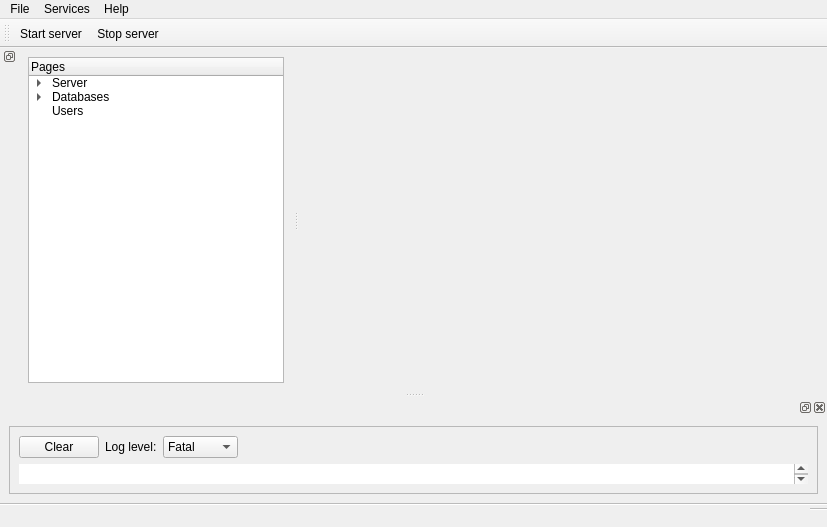
First picture: the form in Server/GUI/src/Ui/GUI.ui, repository siisgoo/siisty, before the edit.
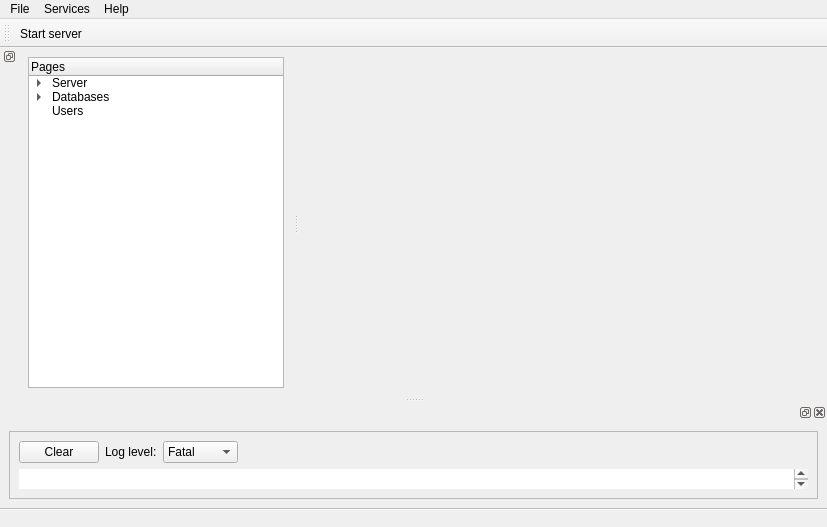
Second picture: the form after the edit.

```diff
--- a/Server/GUI/src/Ui/GUI.ui
+++ b/Server/GUI/src/Ui/GUI.ui
@@ -153,7 +153,7 @@
     <set>Qt::ImhNone</set>
    </property>
    <property name="sizeGripEnabled">
-    <bool>true</bool>
+    <bool>false</bool>
    </property>
   </widget>
   <widget class="QDockWidget" name="pages_dock">
@@ -355,8 +355,7 @@
    <attribute name="toolBarBreak">
     <bool>false</bool>
    </attribute>
-   <addaction name="actionStart_server"/>
-   <addaction name="actionStop_server"/>
+   <addaction name="actionToggle_server"/>
   </widget>
   <action name="actionVisit_shelly_wiki">
    <property name="text">
@@ -378,14 +377,12 @@
     <string>Properties</string>
    </property>
   </action>
-  <action name="actionStart_server">
+  <action name="actionToggle_server">
    <property name="text">
     <string>Start server</string>
    </property>
-  </action>
-  <action name="actionStop_server">
-   <property name="text">
-    <string>Stop server</string>
+   <property name="toolTip">
+    <string>Toggle server state</string>
    </property>
   </action>
  </widget>
```
